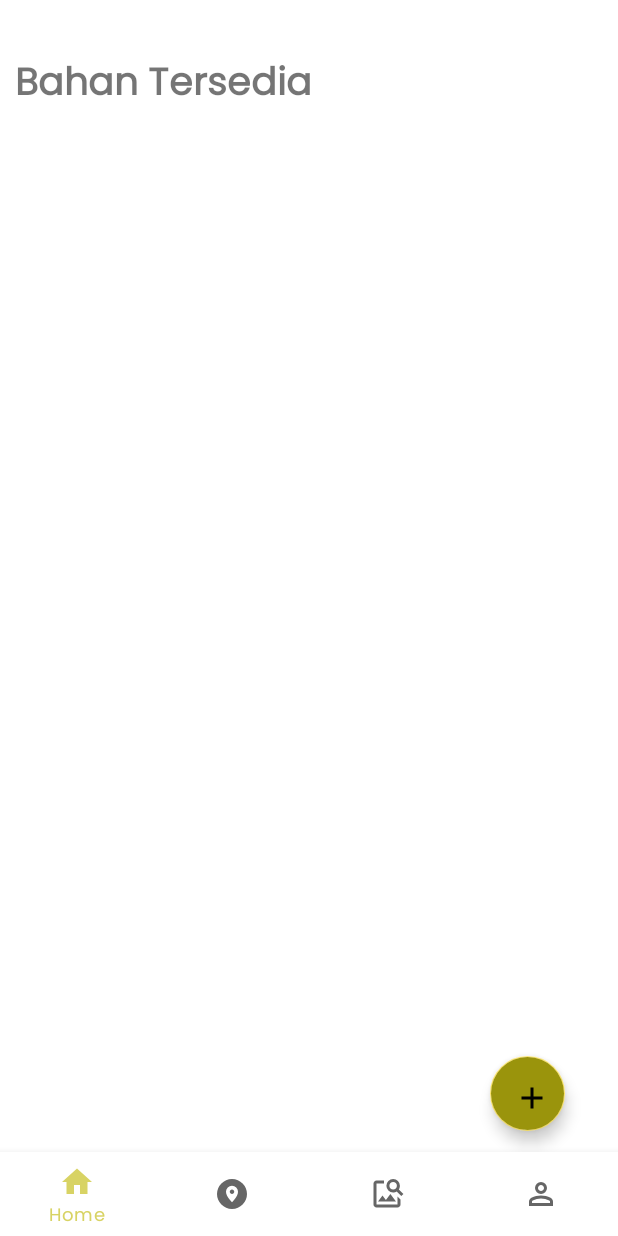
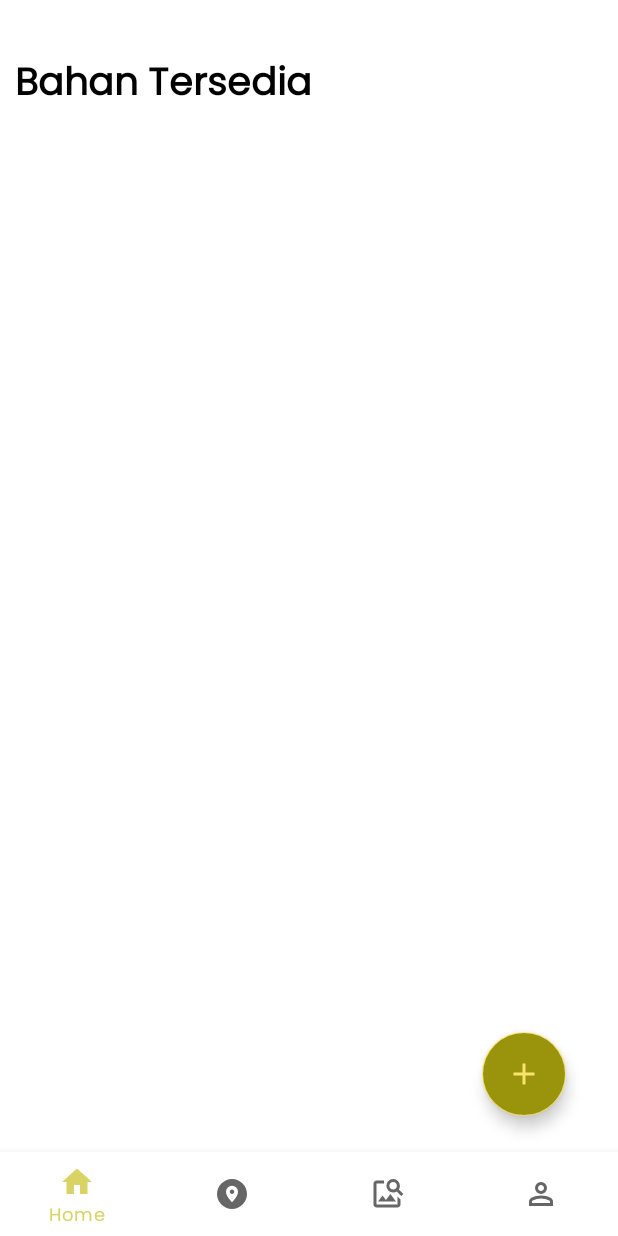
Before and after one commit to tiaak/Product-Capstone-InSwap, an Android app: the HomeFragment screen opened directly, with no data from a screen before it, on a phone screen of 412 x 824 dp. Run offline under Robolectric (Android 15) with nearby library versions, the phone set to English and light mode, and no system bars; our stand-ins replace navigation-ui.

Commit message:
repair teh FAB

```diff
--- a/app/src/main/res/layout/fragment_home.xml
+++ b/app/src/main/res/layout/fragment_home.xml
@@ -22,7 +22,6 @@
 <!--        android:layout_width="0dp"-->
 <!--        android:layout_height="0dp"-->
 <!--        android:hint="@string/searchBar_hint"-->
-<!--        app:layout_anchor="@id/searchBar"-->
 <!--        app:layout_constraintBottom_toBottomOf="parent"-->
 <!--        app:layout_constraintEnd_toEndOf="parent"-->
 <!--        app:layout_constraintHorizontal_bias="0.0"-->
@@ -59,11 +58,12 @@
 
     <com.google.android.material.floatingactionbutton.FloatingActionButton
         android:id="@+id/fab_add"
-        android:layout_width="50dp"
-        android:layout_height="50dp"
-        android:src="@drawable/ic_add"
-        android:backgroundTint="@color/green_500"
-        android:layout_marginBottom="70dp"
+        android:layout_width="wrap_content"
+        android:layout_height="wrap_content"
+        app:srcCompat="@drawable/ic_add"
+        app:tint="@color/yellow_200"
+        android:backgroundTint="?attr/colorPrimaryVariant"
+        android:layout_marginBottom="80dp"
         app:layout_constraintBottom_toBottomOf="parent"
         app:layout_constraintEnd_toEndOf="parent"
         app:layout_constraintHorizontal_bias="0.903"
--- a/app/src/main/res/values/themes.xml
+++ b/app/src/main/res/values/themes.xml
@@ -15,6 +15,6 @@
         <item name="colorOnSurfaceVariant">?attr/colorPrimaryVariant</item>
 
         <item name="fontFamily">@font/poppins_reguler</item>
-
+        <item name="android:textColor">@color/black</item>
     </style>
 </resources>
```
